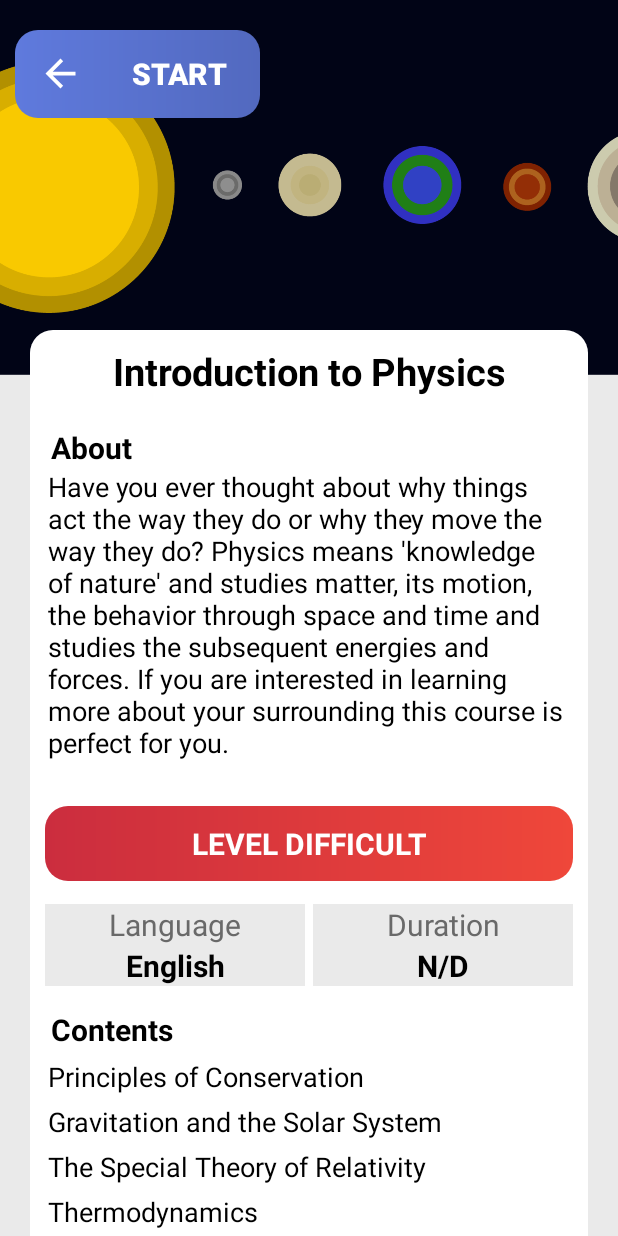
After one commit to PedroVictorCoding/einstein2, an Android app: the PhysicsIntroActivity screen opened directly, with no data from a screen before it, on a phone screen of 412 x 824 dp. The commit adds this screen. Run offline under Robolectric (Android 15) with nearby library versions, the phone set to English and light mode, and no system bars.

Commit message:
PhysicsAboutContent added and edited

```diff
--- a/app/src/main/java/com/night/einstein/EinsteinsOwl.java
+++ b/app/src/main/java/com/night/einstein/EinsteinsOwl.java
@@ -16,10 +16,11 @@ import com.google.firebase.database.DatabaseReference;
 import com.google.firebase.database.FirebaseDatabase;
 import com.google.firebase.database.ValueEventListener;
 import com.night.einstein.courses.PhilosophyIntroActivity;
+import com.night.einstein.courses.PhysicsIntroActivity;
 
 public class EinsteinsOwl extends AppCompatActivity {
 
-    Button philosophyIntro;
+    Button philosophyIntro, physicsIntro;
     ImageButton close;
 
     @Override
@@ -39,6 +40,15 @@ public class EinsteinsOwl extends AppCompatActivity {
                 startActivity(intent);
             }
         });
+        physicsIntro = findViewById(R.id.physicsIntro);
+        physicsIntro.setOnClickListener(new View.OnClickListener() {
+            @Override
+            public void onClick(View v) {
+                Intent intent = new Intent(EinsteinsOwl.this, PhysicsIntroActivity.class);
+                intent.addFlags(Intent.FLAG_ACTIVITY_CLEAR_TOP);
+                startActivity(intent);
+            }
+        });
 
         close = findViewById(R.id.close);
         close.setOnClickListener(new View.OnClickListener() {
--- a/app/src/main/java/com/night/einstein/articleView.java
+++ b/app/src/main/java/com/night/einstein/articleView.java
@@ -54,12 +54,12 @@ public class articleView extends AppCompatActivity {
             al.add("FECKLESS\n" + "\n" + "weak, ineffective");
             al.add("SETOUT\n" + "\n" + "array, display");
             al.add("FASCISM\n" + "\n" + "a political philosophy that exalts nation and stands for a centralized autocratic government headed by a dictatorial leader");
-            al.add("ADD FUN WORDS");
             al.add("COVENANT\n" + "\n" + "a usually formal, solemn, and binding agreement");
             al.add("INTELLECTION\n" + "\n" + " exercise of the intellect, reasoning");
             al.add("CADUCITY\n" + "\n" + "the quality of being transitory or perishable");
             al.add("EMPATHY\n" + "\n" + "the action of comprehending, being sensitive to");
             al.add("ETHIC\n" + "\n" + "understanding of what is wrong or right");
+            al.add("METAPHOR\n" + "\n" + "a figure of speech in which a phrase literally denoting one kind of idea is used in place of another to suggest an analogy between them ");
             al.add("\n" + "\n" + "");
             al.add("\n" + "\n" + "");
             al.add("\n" + "\n" + "");
@@ -79,8 +79,6 @@ public class articleView extends AppCompatActivity {
             al.add("\n" + "\n" + "");
             al.add("\n" + "\n" + "");
             al.add("\n" + "\n" + "");
-            al.add("\n" + "\n" + "");
-
 
 
 
--- /dev/null
+++ b/app/src/main/java/com/night/einstein/courses/PhysicsIntroActivity.java
@@ -0,0 +1,37 @@
+package com.night.einstein.courses;
+
+import android.content.Intent;
+import android.os.Bundle;
+import android.support.v7.app.AppCompatActivity;
+import android.view.View;
+import android.view.WindowManager;
+import android.widget.Button;
+
+import com.night.einstein.EinsteinsOwl;
+import com.night.einstein.R;
+
+
+    public class PhysicsIntroActivity extends AppCompatActivity {
+
+        Button close;
+
+        @Override
+        protected void onCreate(Bundle savedInstanceState) {
+            super.onCreate(savedInstanceState);
+            setContentView(R.layout.activity_physics_intro);
+            getWindow().setFlags(WindowManager.LayoutParams.FLAG_FULLSCREEN,
+                    WindowManager.LayoutParams.FLAG_FULLSCREEN);
+
+
+            close = findViewById(R.id.goBack);
+            close.setOnClickListener(new View.OnClickListener() {
+                @Override
+                public void onClick(View v) {
+                    Intent intent = new Intent(com.night.einstein.courses.PhysicsIntroActivity.this, EinsteinsOwl.class);
+                    intent.addFlags(Intent.FLAG_ACTIVITY_CLEAR_TOP);
+                    overridePendingTransition(0, 0);
+                    startActivity(intent);
+                }
+            });
+        }
+    }
--- a/app/src/main/res/layout/activity_philosophy_intro.xml
+++ b/app/src/main/res/layout/activity_philosophy_intro.xml
@@ -241,13 +241,12 @@
     </android.support.v4.widget.NestedScrollView>
 
     <LinearLayout
-        android:background="@drawable/course_info_box"
+        android:background="@drawable/startbutton"
         android:layout_width="wrap_content"
         android:layout_height="wrap_content"
         android:layout_marginStart="10dp"
         android:layout_marginTop="20dp"
         android:orientation="horizontal"
-        android:backgroundTint="#f9f9f9"
         tools:ignore="UselessParent">
 
         <Button
@@ -259,19 +258,18 @@
             android:layout_height="30dp"
             android:layout_gravity="center"
             android:background="@drawable/ic_arrow_back_black_24dp"
-            android:backgroundTint="@color/darkBackground"
-            android:shadowColor="@android:color/black"
+            android:backgroundTint="@android:color/white"
             tools:ignore="ButtonStyle" />
 
         <Button
-            android:layout_marginEnd="5dp"
+            android:layout_marginEnd="10dp"
             android:layout_marginBottom="5dp"
             android:layout_marginStart="20dp"
             android:id="@+id/startLearning"
             android:layout_width="wrap_content"
             android:layout_height="wrap_content"
             android:layout_marginTop="5dp"
-            android:background="@drawable/startbutton"
+            android:background="@null"
             android:text="@string/start"
             android:textAllCaps="true"
             android:textColor="@android:color/white"
--- /dev/null
+++ b/app/src/main/res/layout/activity_physics_intro.xml
@@ -0,0 +1,315 @@
+<?xml version="1.0" encoding="utf-8"?>
+<FrameLayout xmlns:android="http://schemas.android.com/apk/res/android"
+    xmlns:tools="http://schemas.android.com/tools"
+    android:layout_width="match_parent"
+    android:layout_height="match_parent"
+    android:background="@color/dGrey"
+    tools:context=".courses.PhilosophyIntroActivity">
+
+
+    <ImageView
+        android:id="@+id/courseImg"
+        android:src="@drawable/physicsintrocourse"
+        android:layout_width="match_parent"
+        android:layout_height="250dp"
+        android:scaleType="centerCrop"
+        android:contentDescription="@string/TODO" />
+
+
+    <android.support.v4.widget.NestedScrollView
+        android:layout_width="match_parent"
+        android:layout_height="match_parent"
+        android:scrollbars="none"
+        android:overScrollMode="always"
+        tools:ignore="UselessParent">
+
+
+        <LinearLayout
+            android:background="@drawable/course_info_box"
+            android:layout_marginStart="20dp"
+            android:layout_marginEnd="20dp"
+            android:layout_marginTop="220dp"
+            android:layout_width="fill_parent"
+            android:layout_height="wrap_content"
+            android:orientation="vertical">
+
+            <TextView
+                android:textStyle="bold"
+                android:layout_marginBottom="10dp"
+                android:layout_marginTop="10dp"
+                android:layout_marginStart="10dp"
+                android:layout_marginEnd="10dp"
+                android:textSize="25sp"
+                android:textAllCaps="false"
+                android:textColor="@color/darkBackground"
+                android:textAlignment="center"
+                android:text="@string/introduction_to_physics"
+                android:layout_width="match_parent"
+                android:layout_height="wrap_content" />
+
+            <TextView
+                android:layout_marginTop="10dp"
+                android:layout_marginStart="14dp"
+                android:background="@null"
+                android:layout_marginEnd="10dp"
+                android:layout_weight="1"
+                android:text="@string/about"
+                android:textColor="@android:color/black"
+                android:textSize="20sp"
+                android:textAllCaps="false"
+                android:textAlignment="textStart"
+                android:textStyle="bold"
+                android:layout_width="wrap_content"
+                android:layout_height="0dp" />
+
+
+            <TextView
+                android:text="@string/physics_intro_about"
+                android:textColor="@android:color/black"
+                android:textSize="18sp"
+                android:textAllCaps="false"
+                android:layout_marginStart="12dp"
+                android:layout_marginEnd="12dp"
+                android:layout_marginTop="0dp"
+                android:layout_marginBottom="10dp"
+                android:layout_width="match_parent"
+                android:layout_height="match_parent" />
+            <LinearLayout
+                android:background="@drawable/difficulty_gradient_difficult"
+                android:layout_marginTop="20dp"
+                android:layout_marginStart="10dp"
+                android:layout_marginEnd="10dp"
+                android:layout_marginBottom="15dp"
+                android:orientation="horizontal"
+                android:layout_width="match_parent"
+                android:layout_height="50dp">
+
+                <TextView
+                    android:text="@string/level_difficult"
+                    android:textColor="@android:color/white"
+                    android:textSize="20sp"
+                    android:textAlignment="center"
+                    android:textStyle="bold"
+                    android:textAllCaps="true"
+                    android:layout_marginStart="10dp"
+                    android:layout_marginEnd="10dp"
+                    android:layout_marginTop="0dp"
+                    android:gravity="center"
+                    android:layout_width="match_parent"
+                    android:layout_height="match_parent" />
+
+            </LinearLayout>
+            <LinearLayout
+                android:layout_marginStart="10dp"
+                android:layout_marginEnd="10dp"
+                android:layout_marginBottom="10dp"
+                android:orientation="horizontal"
+                android:layout_width="match_parent"
+                android:layout_height="wrap_content"
+                android:baselineAligned="false">
+
+                <LinearLayout
+                    android:layout_marginEnd="5dp"
+                    android:layout_weight="1"
+                    android:background="@color/dGrey"
+                    android:layout_marginBottom="5dp"
+                    android:orientation="vertical"
+                    android:layout_width="0dp"
+                    android:layout_height="wrap_content">
+
+                    <TextView
+                        android:text="@string/language"
+                        android:textSize="20sp"
+                        android:textAlignment="center"
+                        android:textColor="@color/dimGrey"
+                        android:layout_width="match_parent"
+                        android:layout_height="wrap_content" />
+                    <TextView
+                        android:layout_width="match_parent"
+                        android:layout_height="wrap_content"
+                        android:textSize="20sp"
+                        android:textStyle="bold"
+                        android:textAlignment="center"
+                        android:textColor="@android:color/black"
+                        android:text="@string/english"/>
+
+                </LinearLayout>
+                <LinearLayout
+                    android:layout_weight="1"
+                    android:background="@color/dGrey"
+                    android:layout_marginBottom="5dp"
+                    android:orientation="vertical"
+                    android:layout_width="0dp"
+                    android:layout_height="wrap_content">
+
+                    <TextView
+                        android:text="@string/duration"
+                        android:textSize="20sp"
+                        android:textAlignment="center"
+                        android:textColor="@color/dimGrey"
+                        android:layout_width="match_parent"
+                        android:layout_height="wrap_content" />
+                    <TextView
+                        android:layout_width="match_parent"
+                        android:layout_height="wrap_content"
+                        android:textSize="20sp"
+                        android:textStyle="bold"
+                        android:textAlignment="center"
+                        android:textColor="@android:color/black"
+                        android:text="@string/not_identified"/>
+
+                </LinearLayout>
+
+
+            </LinearLayout>
+
+
+            <TextView
+                android:layout_marginStart="14dp"
+                android:textSize="20sp"
+                android:textColor="@android:color/black"
+                android:textStyle="bold"
+                android:text="@string/ContentsTitle"
+                android:layout_width="match_parent"
+                android:layout_marginBottom="5dp"
+                android:layout_height="wrap_content" />
+            <TextView
+                android:text="@string/principles_of_conservation"
+                android:textColor="@android:color/black"
+                android:textSize="18sp"
+                android:layout_marginBottom="5dp"
+                android:textAllCaps="false"
+                android:layout_marginStart="12dp"
+                android:layout_marginEnd="12dp"
+                android:layout_width="match_parent"
+                android:layout_height="wrap_content" />
+            <TextView
+                android:text="@string/gravitation_and_the_solar_system"
+                android:textColor="@android:color/black"
+                android:textSize="18sp"
+                android:textAllCaps="false"
+                android:layout_marginStart="12dp"
+                android:layout_marginEnd="12dp"
+                android:layout_marginBottom="5dp"
+                android:layout_width="match_parent"
+                android:layout_height="wrap_content" />
+            <TextView
+                android:text="@string/the_special_theory_of_relativity"
+                android:textColor="@android:color/black"
+                android:textSize="18sp"
+                android:layout_marginBottom="5dp"
+                android:textAllCaps="false"
+                android:layout_marginStart="12dp"
+                android:layout_marginEnd="12dp"
+                android:layout_width="match_parent"
+                android:layout_height="wrap_content" />
+            <TextView
+                android:text="@string/thermodynamics"
+                android:textColor="@android:color/black"
+                android:textSize="18sp"
+                android:textAllCaps="false"
+                android:layout_marginStart="12dp"
+                android:layout_marginEnd="12dp"
+                android:layout_marginBottom="5dp"
+                android:layout_width="match_parent"
+                android:layout_height="wrap_content" />
+            <TextView
+                android:text="@string/sound_and_light"
+                android:textColor="@android:color/black"
+                android:textSize="18sp"
+                android:textAllCaps="false"
+                android:layout_marginStart="12dp"
+                android:layout_marginEnd="12dp"
+                android:layout_width="match_parent"
+                android:layout_marginBottom="5dp"
+                android:layout_height="wrap_content" />
+            <TextView
+                android:text="@string/optical_systems"
+                android:textColor="@android:color/black"
+                android:textSize="18sp"
+                android:textAllCaps="false"
+                android:layout_marginStart="12dp"
+                android:layout_marginEnd="12dp"
+                android:layout_marginBottom="5dp"
+                android:layout_width="match_parent"
+                android:layout_height="wrap_content" />
+            <TextView
+                android:text="@string/the_electronic_revolution"
+                android:textColor="@android:color/black"
+                android:textSize="18sp"
+                android:textAllCaps="false"
+                android:layout_marginStart="12dp"
+                android:layout_marginEnd="12dp"
+                android:layout_marginBottom="5dp"
+                android:layout_width="match_parent"
+                android:layout_height="wrap_content" />
+            <TextView
+                android:text="@string/the_atom_and_radioactivity"
+                android:textColor="@android:color/black"
+                android:textSize="18sp"
+                android:textAllCaps="false"
+                android:layout_marginStart="12dp"
+                android:layout_marginEnd="12dp"
+                android:layout_marginBottom="5dp"
+                android:layout_width="match_parent"
+                android:layout_height="wrap_content" />
+            <TextView
+                android:text="@string/nuclear_radiation"
+                android:textColor="@android:color/black"
+                android:textSize="18sp"
+                android:textAllCaps="false"
+                android:layout_marginStart="12dp"
+                android:layout_marginEnd="12dp"
+                android:layout_marginBottom="20dp"
+                android:layout_width="match_parent"
+                android:layout_height="wrap_content" />
+
+
+
+        </LinearLayout>
+
+    </android.support.v4.widget.NestedScrollView>
+
+    <LinearLayout
+        android:layout_width="wrap_content"
+        android:layout_height="wrap_content"
+        android:layout_marginStart="10dp"
+        android:layout_marginTop="20dp"
+        android:background="@drawable/startbutton"
+        android:orientation="horizontal"
+        tools:ignore="UselessParent">
+
+        <Button
+            android:id="@+id/goBack"
+            android:layout_width="30dp"
+            android:layout_height="30dp"
+            android:layout_gravity="center"
+            android:layout_marginStart="15dp"
+            android:layout_marginTop="5dp"
+            android:layout_marginBottom="5dp"
+            android:background="@drawable/ic_arrow_back_black_24dp"
+            android:backgroundTint="@android:color/white"
+            tools:ignore="ButtonStyle" />
+
+
+
+        <Button
+            android:id="@+id/startLearning"
+            android:layout_width="wrap_content"
+            android:layout_height="wrap_content"
+            android:layout_marginStart="20dp"
+            android:layout_marginTop="5dp"
+            android:layout_marginEnd="10dp"
+            android:layout_marginBottom="5dp"
+            android:background="@null"
+            android:text="@string/start"
+            android:textAllCaps="true"
+            android:textColor="@android:color/white"
+            android:textSize="20sp"
+            android:textStyle="bold"
+            tools:ignore="ButtonStyle" />
+
+
+    </LinearLayout>
+
+</FrameLayout>
--- a/app/src/main/res/values/strings.xml
+++ b/app/src/main/res/values/strings.xml
@@ -51,4 +51,16 @@
     <string name="start">Start</string>
     <string name="vocabulary">Vocabulary</string>
     <string name="introduction_to_philosophy">Introduction to Philosophy</string>
+    <string name="physics_intro_about">Have you ever thought about why things act the way they do or why they move the way they do? Physics means \'knowledge of nature\' and studies matter, its motion, the behavior through space and time and studies the subsequent energies and forces. If you are interested in learning more about your surrounding this course is perfect for you.</string>
+    <string name="principles_of_conservation">Principles of Conservation</string>
+    <string name="gravitation_and_the_solar_system">Gravitation and the Solar System</string>
+    <string name="the_special_theory_of_relativity">The Special Theory of Relativity</string>
+    <string name="thermodynamics">Thermodynamics</string>
+    <string name="sound_and_light">Sound and Light</string>
+    <string name="optical_systems">Optical Systems</string>
+    <string name="the_electronic_revolution">The Electronic Revolution</string>
+    <string name="the_atom_and_radioactivity">The Atom and Radioactivity</string>
+    <string name="nuclear_radiation">Nuclear Radiation</string>
+    <string name="level_difficult">Level Difficult</string>
+    <string name="introduction_to_physics">Introduction to Physics</string>
 </resources>
```
Also changed, not shown: app/src/main/AndroidManifest.xml (+6 -1 lines), app/src/main/res/drawable/physicsintrocourse.png (added).
